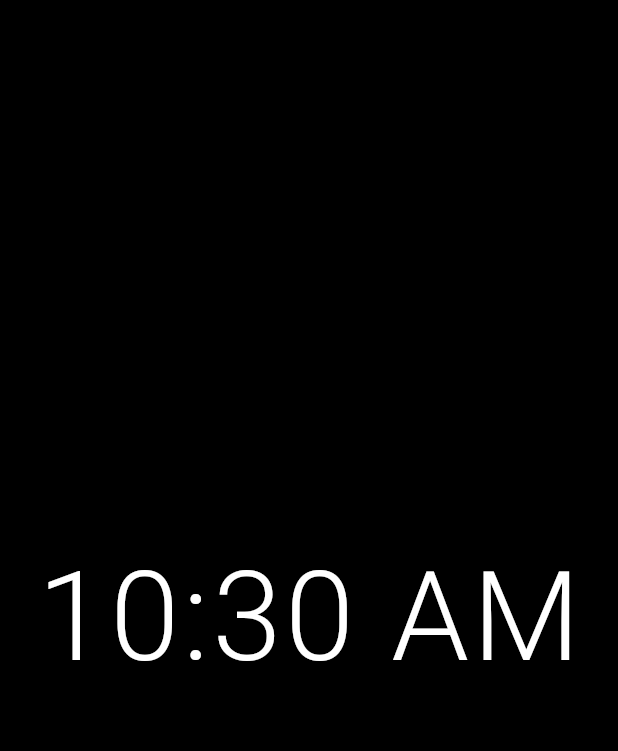
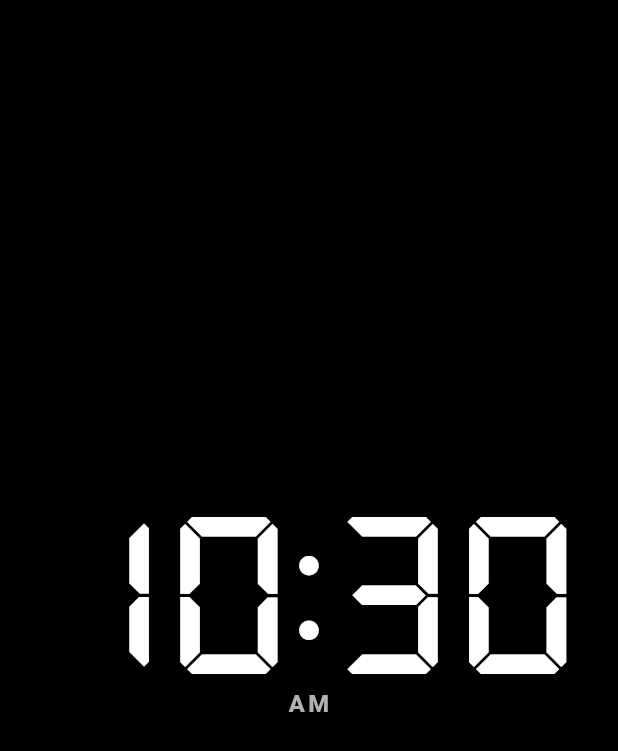
Before and after one commit to ducafecat/flutter_tiqlo_clock, a Flutter app: the screen it shows after launch, on a phone screen of 412 x 824 dp. Shown: the top 751 px of the screen. Run offline on Flutter 3.47's test engine with Material 3 defaults, Android fonts, the phone set to English and light mode, and no system bars; our stand-ins replace flutter_local_notifications, flutter_riverpod, go_router, riverpod_annotation, shared_preferences, timezone and 1 more; missing offline and left inert: screen_brightness; generated files the repository leaves out were written again.

Commit message:
Refactor code structure for improved readability and maintainability

```diff
--- a/lib/clock/clock_engine.dart
+++ b/lib/clock/clock_engine.dart
@@ -114,7 +114,7 @@ class ClockEngine {
        showDate = store?.loadShowDate() ?? showDate,
        showLeadingZero = store?.loadShowLeadingZero() ?? showLeadingZero,
        clockThemeId =
-           store?.loadClockThemeId() ?? clockThemeId ?? ClockThemeId.minimal,
+           store?.loadClockThemeId() ?? clockThemeId ?? ClockThemeId.digital,
        soundEnabled = store?.loadSoundEnabled() ?? soundEnabled,
        vibrationEnabled = store?.loadVibrationEnabled() ?? vibrationEnabled,
        nightMode = store?.loadNightMode() ?? nightMode,
--- a/lib/clock/clock_settings_store.dart
+++ b/lib/clock/clock_settings_store.dart
@@ -59,7 +59,7 @@ class StoredFocusComplete {
 class MemoryClockSettingsStore implements ClockSettingsStore {
   TimeFormat? timeFormat;
   bool showSeconds = false;
-  ClockThemeId clockThemeId = ClockThemeId.minimal;
+  ClockThemeId clockThemeId = ClockThemeId.digital;
   bool showDate = false;
   bool showLeadingZero = false;
   StoredSession? session;
--- a/lib/clock/clock_theme.dart
+++ b/lib/clock/clock_theme.dart
@@ -1,10 +1,8 @@
-enum ClockThemeId { minimal, flip, oled, retro }
+enum ClockThemeId { flip, digital }
 
 extension ClockThemeIdX on ClockThemeId {
   String get label => switch (this) {
-    ClockThemeId.minimal => 'Minimal',
     ClockThemeId.flip => 'Flip',
-    ClockThemeId.oled => 'OLED',
-    ClockThemeId.retro => 'Retro',
+    ClockThemeId.digital => 'Digital',
   };
 }
--- a/lib/clock/prefs_clock_settings_store.dart
+++ b/lib/clock/prefs_clock_settings_store.dart
@@ -48,9 +48,8 @@ class PrefsClockSettingsStore implements ClockSettingsStore {
   ClockThemeId loadClockThemeId() {
     return switch (_prefs.getString(_themeKey)) {
       'flip' => ClockThemeId.flip,
-      'oled' => ClockThemeId.oled,
-      'retro' => ClockThemeId.retro,
-      _ => ClockThemeId.minimal,
+      'digital' => ClockThemeId.digital,
+      _ => ClockThemeId.digital,
     };
   }
 
--- a/lib/features/clock/pages/clock_page.dart
+++ b/lib/features/clock/pages/clock_page.dart
@@ -382,9 +382,27 @@ class _ClockPageState extends ConsumerState<ClockPage>
                 alignment: Alignment.bottomCenter,
                 child: Padding(
                   padding: EdgeInsets.only(bottom: 12 + notch.bottom),
-                  child: Row(
-                    mainAxisAlignment: MainAxisAlignment.spaceEvenly,
-                    children: _chromeButtons(snapshot),
+                  child: Material(
+                    key: const ValueKey('clock-chrome'),
+                    color: const Color(0xE61C1C1E),
+                    elevation: 16,
+                    shadowColor: Colors.black,
+                    shape: StadiumBorder(
+                      side: BorderSide(
+                        color: Colors.white.withValues(alpha: 0.12),
+                      ),
+                    ),
+                    clipBehavior: Clip.antiAlias,
+                    child: Padding(
+                      padding: const EdgeInsets.symmetric(
+                        horizontal: 6,
+                        vertical: 2,
+                      ),
+                      child: Row(
+                        mainAxisSize: MainAxisSize.min,
+                        children: _chromeButtons(snapshot),
+                      ),
+                    ),
                   ),
                 ),
               ),
--- a/lib/features/clock/widgets/clock_face.dart
+++ b/lib/features/clock/widgets/clock_face.dart
@@ -27,19 +27,11 @@ class ClockFace extends StatelessWidget {
       );
     }
     return switch (themeId) {
-      ClockThemeId.minimal => MinimalClockFace(
-        snapshot: snapshot,
-        landscape: landscape,
-      ),
       ClockThemeId.flip => FlipClockFace(
         snapshot: snapshot,
         landscape: landscape,
       ),
-      ClockThemeId.oled => OledClockFace(
-        snapshot: snapshot,
-        landscape: landscape,
-      ),
-      ClockThemeId.retro => RetroClockFace(
+      ClockThemeId.digital => DigitalClockFace(
         snapshot: snapshot,
         landscape: landscape,
       ),
@@ -61,32 +53,9 @@ class _SessionFace extends StatelessWidget {
   @override
   Widget build(BuildContext context) {
     final timeSize = switch (themeId) {
-      ClockThemeId.oled => landscape ? 160.0 : 96.0,
-      ClockThemeId.retro => landscape ? 112.0 : 68.0,
-      _ => landscape ? 120.0 : 72.0,
+      ClockThemeId.digital => landscape ? 136.0 : 88.0,
+      ClockThemeId.flip => landscape ? 120.0 : 72.0,
     };
-    final labelSize = landscape ? 24.0 : 18.0;
-    final timeColor = switch (themeId) {
-      ClockThemeId.oled => const Color(0xFFB0B0B0),
-      ClockThemeId.retro => const Color(0xFF39FF14),
-      _ => Colors.white,
-    };
-    final labelColor = switch (themeId) {
-      ClockThemeId.oled => const Color(0xFF5A5A5A),
-      ClockThemeId.retro => const Color(0xFF1F8A0E),
-      _ => Colors.white70,
-    };
-    final fontWeight = switch (themeId) {
-      ClockThemeId.oled => FontWeight.w200,
-      ClockThemeId.retro => FontWeight.w600,
-      _ => FontWeight.w300,
-    };
-    final letterSpacing = switch (themeId) {
-      ClockThemeId.oled => 8.0,
-      ClockThemeId.retro => 4.0,
-      _ => 2.0,
-    };
-    final fontFamily = themeId == ClockThemeId.retro ? 'Courier' : null;
 
     return Padding(
       padding: const EdgeInsets.symmetric(horizontal: 24, vertical: 32),
@@ -101,35 +70,26 @@ class _SessionFace extends StatelessWidget {
                     ? 'COMPLETE'
                     : session.remainingLabel,
                 style: TextStyle(
-                  color: timeColor,
+                  color: Colors.white,
                   fontSize: timeSize,
-                  fontWeight: fontWeight,
-                  letterSpacing: letterSpacing,
-                  fontFamily: fontFamily,
+                  fontWeight: FontWeight.w300,
+                  letterSpacing: 2,
                 ),
               ),
               if (session.status == SessionStatus.complete) ...[
                 const SizedBox(height: 16),
                 Text(
                   '${session.duration.inMinutes} min',
-                  style: TextStyle(
-                    color: labelColor,
-                    fontSize: labelSize,
-                    fontWeight: FontWeight.w400,
-                    letterSpacing: letterSpacing,
-                    fontFamily: fontFamily,
-                  ),
+                  style: const TextStyle(color: Colors.white70, fontSize: 18),
                 ),
               ],
               const SizedBox(height: 16),
               Text(
                 session.kindLabel,
-                style: TextStyle(
-                  color: labelColor,
-                  fontSize: labelSize,
-                  fontWeight: FontWeight.w400,
-                  letterSpacing: letterSpacing,
-                  fontFamily: fontFamily,
+                style: const TextStyle(
+                  color: Colors.white70,
+                  fontSize: 18,
+                  letterSpacing: 2,
                 ),
               ),
             ],
@@ -140,8 +100,8 @@ class _SessionFace extends StatelessWidget {
   }
 }
 
-class MinimalClockFace extends StatelessWidget {
-  const MinimalClockFace({
+class DigitalClockFace extends StatelessWidget {
+  const DigitalClockFace({
     super.key,
     required this.snapshot,
     required this.landscape,
@@ -152,118 +112,52 @@ class MinimalClockFace extends StatelessWidget {
 
   @override
   Widget build(BuildContext context) {
-    return _DigitalFace(
-      snapshot: snapshot,
-      timeSize: landscape ? 120 : 72,
-      dateSize: landscape ? 24 : 18,
-      timeColor: Colors.white,
-      dateColor: Colors.white70,
-      fontWeight: FontWeight.w300,
-      letterSpacing: 2,
-    );
-  }
-}
+    final time = [
+      snapshot.displayHour,
+      snapshot.displayMinute,
+      if (snapshot.showSeconds) snapshot.displaySecond,
+    ].join(':');
 
-class OledClockFace extends StatelessWidget {
-  const OledClockFace({
-    super.key,
-    required this.snapshot,
-    required this.landscape,
-  });
-
-  final ClockSnapshot snapshot;
-  final bool landscape;
-
-  @override
-  Widget build(BuildContext context) {
-    return _DigitalFace(
-      snapshot: snapshot,
-      timeSize: landscape ? 160 : 96,
-      dateSize: landscape ? 20 : 14,
-      timeColor: const Color(0xFFB0B0B0),
-      dateColor: const Color(0xFF5A5A5A),
-      fontWeight: FontWeight.w200,
-      letterSpacing: 8,
-    );
-  }
-}
-
-class RetroClockFace extends StatelessWidget {
-  const RetroClockFace({
-    super.key,
-    required this.snapshot,
-    required this.landscape,
-  });
-
-  final ClockSnapshot snapshot;
-  final bool landscape;
-
-  @override
-  Widget build(BuildContext context) {
-    return _DigitalFace(
-      snapshot: snapshot,
-      timeSize: landscape ? 112 : 68,
-      dateSize: landscape ? 22 : 16,
-      timeColor: const Color(0xFF39FF14),
-      dateColor: const Color(0xFF1F8A0E),
-      fontWeight: FontWeight.w600,
-      letterSpacing: 4,
-      fontFamily: 'Courier',
-    );
-  }
-}
-
-class _DigitalFace extends StatelessWidget {
-  const _DigitalFace({
-    required this.snapshot,
-    required this.timeSize,
-    required this.dateSize,
-    required this.timeColor,
-    required this.dateColor,
-    required this.fontWeight,
-    required this.letterSpacing,
-    this.fontFamily,
-  });
-
-  final ClockSnapshot snapshot;
-  final double timeSize;
-  final double dateSize;
-  final Color timeColor;
-  final Color dateColor;
-  final FontWeight fontWeight;
-  final double letterSpacing;
-  final String? fontFamily;
-
-  @override
-  Widget build(BuildContext context) {
     return Padding(
       padding: const EdgeInsets.symmetric(horizontal: 24, vertical: 32),
       child: SizedBox.expand(
         child: FittedBox(
           fit: BoxFit.contain,
+          child: Semantics(
+            label: snapshot.timeLabel,
             child: Column(
               mainAxisSize: MainAxisSize.min,
               children: [
                 Text(
-                snapshot.timeLabel,
+                  time,
                   style: TextStyle(
-                  color: timeColor,
-                  fontSize: timeSize,
-                  fontWeight: fontWeight,
-                  letterSpacing: letterSpacing,
-                  fontFamily: fontFamily,
+                    color: Colors.white,
+                    fontFamily: 'DSEG7Classic',
+                    fontSize: landscape ? 180 : 132,
+                    fontWeight: FontWeight.w700,
+                    height: 1,
                   ),
                 ),
+                if (snapshot.period != null) ...[
+                  const SizedBox(height: 12),
+                  Text(
+                    snapshot.period!,
+                    style: const TextStyle(
+                      color: Colors.white70,
+                      fontSize: 20,
+                      fontWeight: FontWeight.w700,
+                      letterSpacing: 3,
+                    ),
+                  ),
+                ],
                 if (snapshot.showDate) ...[
                   const SizedBox(height: 16),
                   Text(
                     snapshot.dateLabel,
-                  style: TextStyle(
-                    color: dateColor,
-                    fontSize: dateSize,
-                    fontWeight: FontWeight.w400,
-                    letterSpacing: letterSpacing,
-                    fontFamily: fontFamily,
+                    style: const TextStyle(
+                      color: Colors.white70,
+                      fontSize: 18,
+                      letterSpacing: 2,
                     ),
                   ),
                 ],
@@ -271,6 +165,7 @@ class _DigitalFace extends StatelessWidget {
             ),
           ),
         ),
+      ),
     );
   }
 }
--- a/pubspec.yaml
+++ b/pubspec.yaml
@@ -61,3 +61,7 @@ flutter:
       fonts:
         - asset: fonts/RobotoCondensed-Bold.ttf
           weight: 700
+    - family: DSEG7Classic
+      fonts:
+        - asset: fonts/DSEG7Classic-Bold.ttf
+          weight: 700
```
Also changed, not shown: fonts/DSEG7Classic-Bold.ttf (added), 4 other files. Lines whose indentation alone changed are shown as unchanged.
